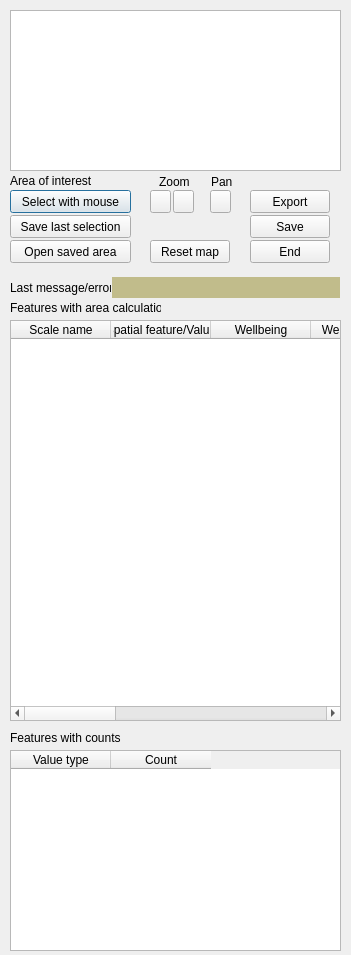
Before: the Qt Designer form marine_values_dialog_base.ui in csiro-chris-m/marine_values, drawn with Qt 5.
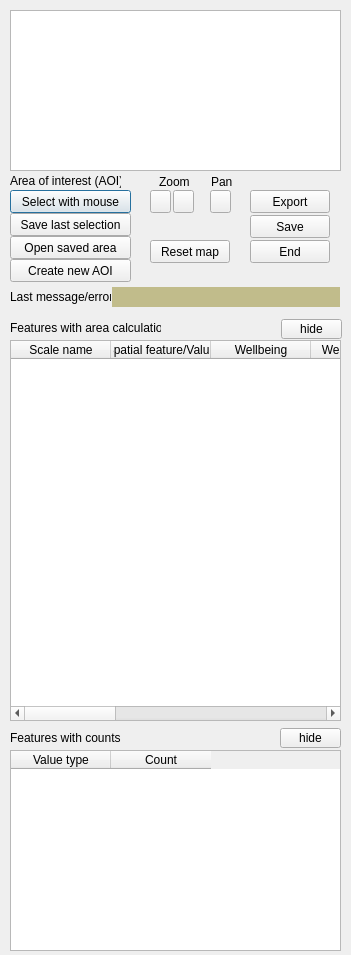
After: the same form once the commit is applied.

The edit to the form file:
```diff
--- a/marine_values_dialog_base.ui
+++ b/marine_values_dialog_base.ui
@@ -23,9 +23,9 @@
    <property name="geometry">
     <rect>
      <x>112</x>
-     <y>277</y>
+     <y>287</y>
      <width>228</width>
-     <height>21</height>
+     <height>20</height>
     </rect>
    </property>
    <property name="styleSheet">
@@ -124,7 +124,7 @@
    <property name="geometry">
     <rect>
      <x>10</x>
-     <y>280</y>
+     <y>289</y>
      <width>101</width>
      <height>16</height>
     </rect>
@@ -153,9 +153,9 @@
    <property name="geometry">
     <rect>
      <x>10</x>
-     <y>320</y>
+     <y>340</y>
      <width>331</width>
-     <height>401</height>
+     <height>381</height>
     </rect>
    </property>
    <property name="sizePolicy">
@@ -167,7 +167,7 @@
    <property name="minimumSize">
     <size>
      <width>331</width>
-     <height>0</height>
+     <height>8</height>
     </size>
    </property>
    <property name="columnCount">
@@ -337,7 +337,7 @@
    <property name="geometry">
     <rect>
      <x>10</x>
-     <y>300</y>
+     <y>320</y>
      <width>151</width>
      <height>16</height>
     </rect>
@@ -389,7 +389,7 @@
    <property name="geometry">
     <rect>
      <x>10</x>
-     <y>215</y>
+     <y>213</y>
      <width>121</width>
      <height>23</height>
     </rect>
@@ -406,19 +406,19 @@
     <rect>
      <x>10</x>
      <y>173</y>
-     <width>81</width>
+     <width>111</width>
      <height>16</height>
     </rect>
    </property>
    <property name="text">
-    <string>Area of interest</string>
+    <string>Area of interest (AOI)</string>
    </property>
   </widget>
   <widget class="QPushButton" name="buttonOpenSaved">
    <property name="geometry">
     <rect>
      <x>10</x>
-     <y>240</y>
+     <y>236</y>
      <width>121</width>
      <height>23</height>
     </rect>
@@ -427,6 +427,45 @@
     <string>Open saved area</string>
    </property>
   </widget>
+  <widget class="QPushButton" name="buttonCreateNewSOI">
+   <property name="geometry">
+    <rect>
+     <x>10</x>
+     <y>259</y>
+     <width>121</width>
+     <height>23</height>
+    </rect>
+   </property>
+   <property name="text">
+    <string>Create new AOI</string>
+   </property>
+  </widget>
+  <widget class="QPushButton" name="butArea1Vis">
+   <property name="geometry">
+    <rect>
+     <x>281</x>
+     <y>319</y>
+     <width>61</width>
+     <height>20</height>
+    </rect>
+   </property>
+   <property name="text">
+    <string>hide</string>
+   </property>
+  </widget>
+  <widget class="QPushButton" name="butArea2Vis">
+   <property name="geometry">
+    <rect>
+     <x>280</x>
+     <y>728</y>
+     <width>61</width>
+     <height>20</height>
+    </rect>
+   </property>
+   <property name="text">
+    <string>hide</string>
+   </property>
+  </widget>
  </widget>
  <resources/>
  <connections/>
```
